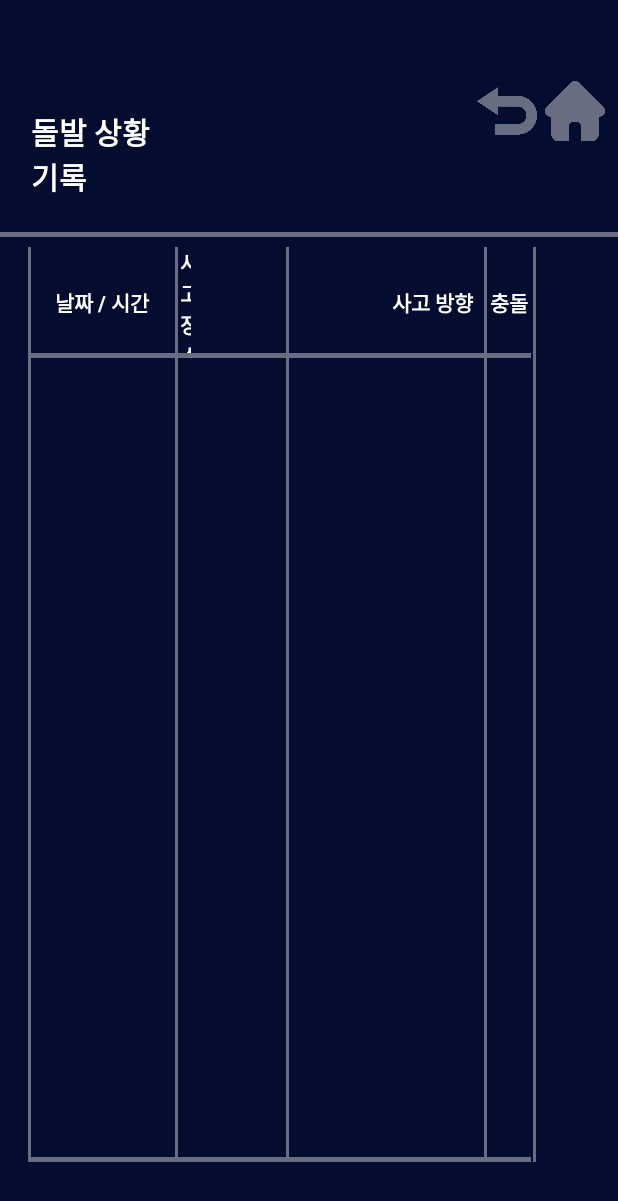
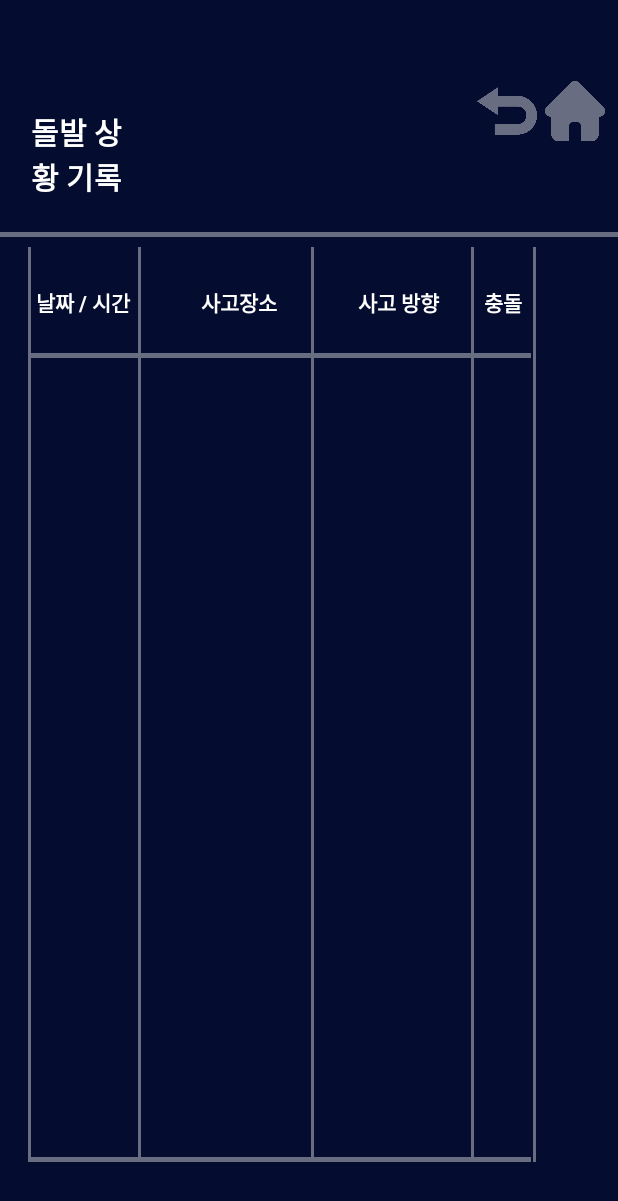
Before and after one commit to yxxnhex/alphacar, an Android app: the DanActivity screen opened directly, with no data from a screen before it, on a phone screen of 412 x 824 dp. Shown: the top 1201 px of the screen. Run offline under Robolectric (Android 15) with nearby library versions, the phone set to English and light mode, and no system bars.

Commit message:
돌발 상황 기록 페이지 레이아웃 수정

```diff
--- a/app/src/main/res/layout/dan.xml
+++ b/app/src/main/res/layout/dan.xml
@@ -21,11 +21,18 @@
         app:layout_constraintGuide_percent="0.78" />
 
     <androidx.constraintlayout.widget.Guideline
+        android:id="@+id/guideline104"
+        android:layout_width="wrap_content"
+        android:layout_height="wrap_content"
+        android:orientation="vertical"
+        app:layout_constraintGuide_percent="0.76" />
+
+    <androidx.constraintlayout.widget.Guideline
         android:id="@+id/guideline90"
         android:layout_width="wrap_content"
         android:layout_height="wrap_content"
         android:orientation="vertical"
-        app:layout_constraintGuide_percent="0.79" />
+        app:layout_constraintGuide_percent="0.77" />
 
     <androidx.constraintlayout.widget.Guideline
         android:id="@+id/guideline56"
@@ -60,14 +67,14 @@
         android:layout_width="wrap_content"
         android:layout_height="wrap_content"
         android:orientation="vertical"
-        app:layout_constraintGuide_percent="0.28" />
+        app:layout_constraintGuide_percent="0.22" />
 
     <androidx.constraintlayout.widget.Guideline
         android:id="@+id/guideline83"
         android:layout_width="wrap_content"
         android:layout_height="wrap_content"
         android:orientation="vertical"
-        app:layout_constraintGuide_percent="0.29" />
+        app:layout_constraintGuide_percent="0.23" />
 
     <androidx.constraintlayout.widget.Guideline
         android:id="@+id/guideline78"
@@ -81,14 +88,21 @@
         android:layout_width="wrap_content"
         android:layout_height="wrap_content"
         android:orientation="vertical"
-        app:layout_constraintGuide_end="285dp" />
+        app:layout_constraintGuide_percent="0.545" />
 
     <androidx.constraintlayout.widget.Guideline
         android:id="@+id/guideline84"
         android:layout_width="wrap_content"
         android:layout_height="wrap_content"
         android:orientation="vertical"
-        app:layout_constraintGuide_percent="0.62" />
+        app:layout_constraintGuide_percent="0.51" />
+
+    <androidx.constraintlayout.widget.Guideline
+        android:id="@+id/guideline103"
+        android:layout_width="wrap_content"
+        android:layout_height="wrap_content"
+        android:orientation="vertical"
+        app:layout_constraintGuide_percent="0.5" />
 
     <androidx.constraintlayout.widget.Guideline
         android:id="@+id/guideline8"
@@ -303,7 +317,7 @@
         android:background="#686d82"
         app:layout_constraintBottom_toTopOf="@+id/guideline64"
         app:layout_constraintEnd_toStartOf="@+id/guideline84"
-        app:layout_constraintStart_toStartOf="@+id/guideline79"
+        app:layout_constraintStart_toStartOf="@+id/guideline103"
         app:layout_constraintTop_toTopOf="@+id/guideline50" />
 
     <TextView
@@ -313,7 +327,7 @@
         android:background="#686d82"
         app:layout_constraintBottom_toTopOf="@+id/guideline64"
         app:layout_constraintEnd_toStartOf="@+id/guideline90"
-        app:layout_constraintStart_toStartOf="@+id/guideline55"
+        app:layout_constraintStart_toStartOf="@+id/guideline104"
         app:layout_constraintTop_toTopOf="@+id/guideline50" />
 
     <TextView
```
